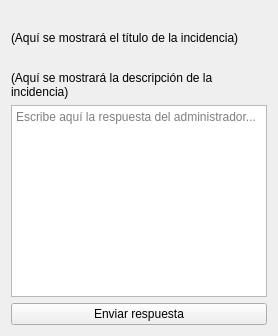
This is src/vista/ui/ResponderIncidencia.ui in jaimecarfe/menule as Qt 5 draws it before an edit. The edited form follows.
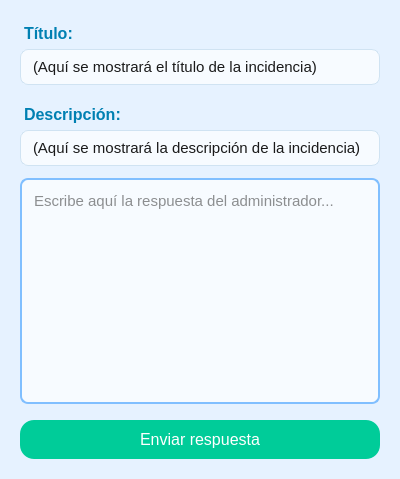
This is the edited form.

Patch:
```diff
--- a/src/vista/ui/ResponderIncidencia.ui
+++ b/src/vista/ui/ResponderIncidencia.ui
@@ -5,13 +5,75 @@
   <property name="windowTitle">
    <string>Responder Incidencia</string>
   </property>
+  <property name="minimumSize">
+   <size>
+    <width>400</width>
+    <height>350</height>
+   </size>
+  </property>
+  <property name="styleSheet">
+   <string>
+QWidget {
+    background-color: #e6f2ff;
+    font-family: Arial, sans-serif;
+    font-size: 15px;
+    color: #1a1a1a;
+}
+QLabel#tituloFijoLabel, QLabel#descripcionFijoLabel {
+    color: #0080b2;
+    font-size: 16px;
+    font-weight: bold;
+    margin-top: 8px;
+}
+QLabel#tituloLabel, QLabel#descripcionLabel {
+    color: #1a1a1a;
+    font-size: 15px;
+    background: #f7fbff;
+    border: 1px solid #d0e3f2;
+    border-radius: 8px;
+    padding: 8px;
+    margin-bottom: 6px;
+}
+QTextEdit#respuestaBox {
+    border: 1.5px solid #80bfff;
+    border-radius: 8px;
+    padding: 8px;
+    background-color: #f7fbff;
+    font-size: 15px;
+    color: #222;
+    min-height: 90px;
+}
+QPushButton#enviarBtn {
+    background-color: #00cc99;
+    color: white;
+    border-radius: 14px;
+    padding: 10px 0;
+    font-size: 16px;
+    margin-top: 10px;
+    margin-bottom: 4px;
+}
+QPushButton#enviarBtn:hover {
+    background-color: #009973;
+}
+   </string>
+  </property>
   <layout class="QVBoxLayout" name="verticalLayout">
-
-   <!-- Etiqueta fija "Título:" -->
+   <property name="leftMargin">
+    <number>20</number>
+   </property>
+   <property name="rightMargin">
+    <number>20</number>
+   </property>
+   <property name="topMargin">
+    <number>16</number>
+   </property>
+   <property name="bottomMargin">
+    <number>16</number>
+   </property>
    <item>
     <widget class="QLabel" name="tituloFijoLabel">
      <property name="text">
-      <string><b>Título:</b></string>
+      <string>Título:</string>
      </property>
     </widget>
    </item>
@@ -32,7 +94,7 @@
    <item>
     <widget class="QLabel" name="descripcionFijoLabel">
      <property name="text">
-      <string><b>Descripción:</b></string>
+      <string>Descripción:</string>
      </property>
     </widget>
    </item>
```
Left out of the diff: 11 changed lines with no effect on the pictures.
